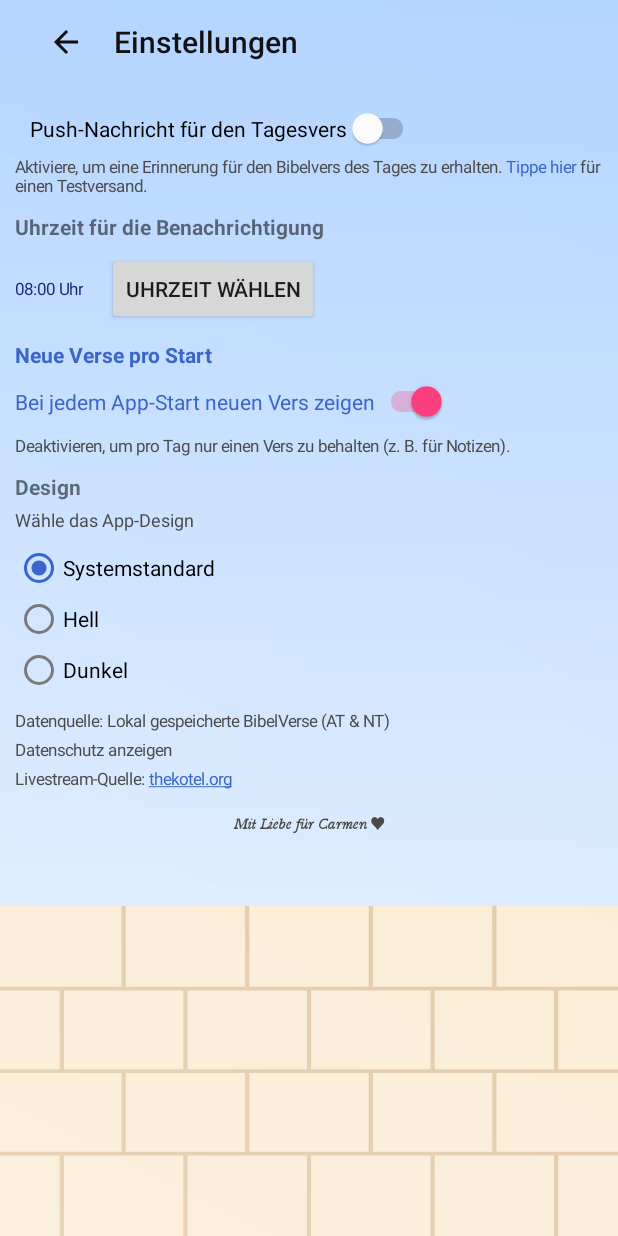
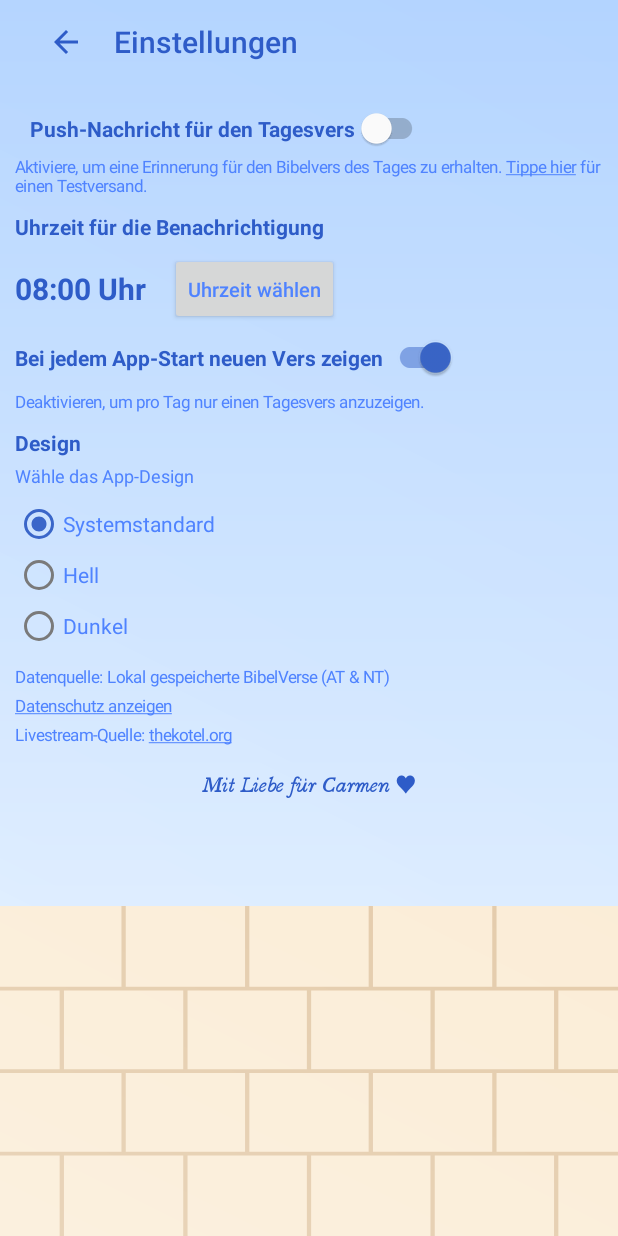
Before and after one commit to henosch/BibelVersApp, an Android app: the SettingsActivity screen opened directly, with no data from a screen before it, on a phone screen of 412 x 824 dp. Run offline under Robolectric (Android 15) with nearby library versions, the phone set to English and light mode, and no system bars.

Commit message:
Einstellungenfarben aktualisieren

```diff
--- a/app/src/main/java/de/henosch/bibelvers/SettingsActivity.kt
+++ b/app/src/main/java/de/henosch/bibelvers/SettingsActivity.kt
@@ -13,6 +13,7 @@ import android.text.method.LinkMovementMethod
 import android.text.style.ClickableSpan
 import android.widget.CompoundButton
 import android.widget.Toast
+import android.graphics.Paint
 import android.graphics.Typeface
 import android.text.TextPaint
 import android.util.TypedValue
@@ -72,7 +73,7 @@ class SettingsActivity : BaseActivity() {
             setDisplayHomeAsUpEnabled(true)
             title = getString(R.string.settings_title)
         }
-        toolbar.navigationIcon?.setTint(ContextCompat.getColor(this, R.color.action_bar_text_color))
+        toolbar.navigationIcon?.setTint(ContextCompat.getColor(this, R.color.verse_reference_color))
         toolbar.setNavigationOnClickListener { finish() }
 
         val initialToolbarPaddingTop = toolbar.paddingTop
@@ -153,8 +154,8 @@ class SettingsActivity : BaseActivity() {
 
                 override fun updateDrawState(ds: TextPaint) {
                     super.updateDrawState(ds)
-                    ds.isUnderlineText = false
-                    ds.color = ContextCompat.getColor(this@SettingsActivity, R.color.settings_source_text_color)
+                    ds.isUnderlineText = true
+                    ds.color = ContextCompat.getColor(this@SettingsActivity, R.color.verse_text_color)
                 }
             }
             hintSpannable.setSpan(clickSpan, clickStart, clickStart + clickTarget.length, Spanned.SPAN_EXCLUSIVE_EXCLUSIVE)
@@ -177,6 +178,7 @@ class SettingsActivity : BaseActivity() {
                 getString(R.string.settings_more_info),
                 HtmlCompat.FROM_HTML_MODE_LEGACY
             )
+            paintFlags = paintFlags or Paint.UNDERLINE_TEXT_FLAG
             setOnClickListener {
                 startActivity(Intent(this@SettingsActivity, DatenschutzActivity::class.java))
             }
@@ -297,7 +299,6 @@ class SettingsActivity : BaseActivity() {
 
         recordDefaultTopMargin(binding.pushSwitch)
         recordDefaultTopMargin(binding.timeLabel)
-        recordDefaultTopMargin(binding.randomVerseTitle)
         recordDefaultTopMargin(binding.randomVerseSwitch)
         recordDefaultTopMargin(binding.randomVerseHint)
         recordDefaultTopMargin(binding.themeLabel)
@@ -335,7 +336,6 @@ class SettingsActivity : BaseActivity() {
 
             setTopMargin(binding.pushSwitch, R.dimen.settings_compact_push_top_margin)
             setTopMargin(binding.timeLabel, R.dimen.settings_compact_section_spacing)
-            setTopMargin(binding.randomVerseTitle, R.dimen.settings_compact_section_spacing)
             setTopMargin(binding.randomVerseSwitch, R.dimen.settings_compact_random_spacing)
             setTopMargin(binding.randomVerseHint, R.dimen.settings_compact_random_spacing)
             setTopMargin(binding.themeLabel, R.dimen.settings_compact_theme_spacing)
@@ -369,7 +369,6 @@ class SettingsActivity : BaseActivity() {
 
         restoreTopMargin(binding.pushSwitch)
         restoreTopMargin(binding.timeLabel)
-        restoreTopMargin(binding.randomVerseTitle)
         restoreTopMargin(binding.randomVerseSwitch)
         restoreTopMargin(binding.randomVerseHint)
         restoreTopMargin(binding.themeLabel)
@@ -390,7 +389,6 @@ class SettingsActivity : BaseActivity() {
         )
         setTextSize(binding.pushSwitch, titleSizePx)
         setTextSize(binding.timeLabel, titleSizePx)
-        setTextSize(binding.randomVerseTitle, titleSizePx)
         setTextSize(binding.randomVerseSwitch, titleSizePx)
         setTextSize(binding.themeLabel, titleSizePx)
         setTextSize(binding.pushHintTextView, bodySizePx)
@@ -398,7 +396,8 @@ class SettingsActivity : BaseActivity() {
         setTextSize(binding.dataSourceTextView, bodySizePx)
         setTextSize(binding.projectInfoTextView, bodySizePx)
         setTextSize(binding.streamSourceTextView, bodySizePx)
-        setTextSize(binding.timeValue, bodySizePx)
+        val timeValueSizePx = resources.getDimension(R.dimen.settings_time_value_text_size)
+        setTextSize(binding.timeValue, timeValueSizePx)
     }
 
     private fun setTextSize(view: TextView, sizePx: Float) {
--- a/app/src/main/res/layout/activity_settings.xml
+++ b/app/src/main/res/layout/activity_settings.xml
@@ -19,7 +19,7 @@
         android:theme="@style/ThemeOverlay.AppCompat.Dark.ActionBar"
         app:navigationIcon="?attr/homeAsUpIndicator"
         app:title="@string/settings_title"
-        app:titleTextColor="@color/action_bar_text_color"/>
+        app:titleTextColor="@color/verse_reference_color"/>
 
     <ScrollView
         android:id="@+id/settingsScrollView"
@@ -44,6 +44,8 @@
                 android:layout_marginStart="10dp"
                 android:layout_marginTop="4dp"
                 android:text="@string/settings_push_label"
+                android:textColor="@color/verse_reference_color"
+                android:textStyle="bold"
                 app:thumbTint="@color/switch_thumb_blue"
                 app:trackTint="@color/switch_track_blue"/>
 
@@ -53,8 +55,9 @@
                 android:layout_height="wrap_content"
                 android:layout_marginTop="4dp"
                 android:text="@string/settings_push_hint"
-                android:textColor="@color/settings_hint_text_color"
-                android:textSize="12sp"/>
+                android:textColor="@color/verse_text_color"
+                android:textColorLink="@color/verse_text_color"
+                android:textSize="@dimen/settings_body_text_size_regular"/>
 
             <TextView
                 android:id="@+id/timeLabel"
@@ -62,6 +65,7 @@
                 android:layout_height="wrap_content"
                 android:layout_marginTop="16dp"
                 android:text="@string/settings_push_time_label"
+                android:textColor="@color/verse_reference_color"
                 android:textStyle="bold"/>
 
             <LinearLayout
@@ -76,35 +80,33 @@
                     android:layout_width="wrap_content"
                     android:layout_height="wrap_content"
                     android:layout_marginEnd="16dp"
-                    android:textColor="@color/time_value_color"
-                    android:textSize="14sp"
+                    android:textColor="@color/verse_reference_color"
+                    android:textSize="@dimen/settings_time_value_text_size"
+                    android:textStyle="bold"
                     tools:text="08:00 Uhr"/>
 
                 <Button
                     android:id="@+id/timeButton"
                     android:layout_width="wrap_content"
                     android:layout_height="wrap_content"
-                    android:text="@string/settings_push_time_button"/>
+                    android:text="@string/settings_push_time_button"
+                    android:textAllCaps="false"
+                    android:textSize="@dimen/settings_body_text_size_regular"
+                    android:textColor="@color/verse_text_color"/>
 
             </LinearLayout>
-
-            <TextView
-                android:id="@+id/randomVerseTitle"
-                android:layout_width="wrap_content"
-                android:layout_height="wrap_content"
-                android:layout_marginTop="28dp"
-                android:text="@string/settings_random_verse_title"
-                android:textColor="@color/settings_source_text_color"
-                android:textSize="18sp"
-                android:textStyle="bold"/>
 
             <androidx.appcompat.widget.SwitchCompat
                 android:id="@+id/randomVerseSwitch"
                 android:layout_width="wrap_content"
                 android:layout_height="wrap_content"
-                android:layout_marginTop="12dp"
+                android:layout_marginTop="20dp"
                 android:text="@string/settings_random_verse_label"
-                android:textColor="@color/settings_source_text_color"/>
+                android:textColor="@color/verse_reference_color"
+                android:textSize="16sp"
+                android:textStyle="bold"
+                app:thumbTint="@color/switch_thumb_blue"
+                app:trackTint="@color/switch_track_blue"/>
 
             <TextView
                 android:id="@+id/randomVerseHint"
@@ -112,8 +114,8 @@
                 android:layout_height="wrap_content"
                 android:layout_marginTop="4dp"
                 android:text="@string/settings_random_verse_hint"
-                android:textColor="@color/settings_hint_text_color"
-                android:textSize="12sp"/>
+                android:textColor="@color/verse_text_color"
+                android:textSize="@dimen/settings_body_text_size_regular"/>
 
             <TextView
                 android:id="@+id/themeLabel"
@@ -121,6 +123,7 @@
                 android:layout_height="wrap_content"
                 android:layout_marginTop="28dp"
                 android:text="@string/settings_theme_label"
+                android:textColor="@color/verse_reference_color"
                 android:textStyle="bold"/>
 
             <TextView
@@ -128,7 +131,7 @@
                 android:layout_height="wrap_content"
                 android:layout_marginTop="4dp"
                 android:text="@string/settings_theme_hint"
-                android:textColor="@color/settings_hint_text_color"
+                android:textColor="@color/verse_text_color"
                 android:textSize="12sp"/>
 
             <RadioGroup
@@ -142,6 +145,7 @@
                     android:layout_width="wrap_content"
                     android:layout_height="wrap_content"
                     android:text="@string/settings_theme_system"
+                    android:textColor="@color/verse_text_color"
                     app:buttonTint="@color/radio_tint_blue"/>
 
                 <RadioButton
@@ -150,6 +154,7 @@
                     android:layout_height="wrap_content"
                     android:layout_marginTop="4dp"
                     android:text="@string/settings_theme_light"
+                    android:textColor="@color/verse_text_color"
                     app:buttonTint="@color/radio_tint_blue"/>
 
                 <RadioButton
@@ -158,6 +163,7 @@
                     android:layout_height="wrap_content"
                     android:layout_marginTop="4dp"
                     android:text="@string/settings_theme_dark"
+                    android:textColor="@color/verse_text_color"
                     app:buttonTint="@color/radio_tint_blue"/>
 
             </RadioGroup>
@@ -168,9 +174,9 @@
                 android:layout_height="wrap_content"
                 android:layout_marginTop="16dp"
                 android:text="@string/settings_data_source"
-                android:textColor="@color/settings_hint_text_color"
-                android:textColorLink="@color/settings_source_text_color"
-                android:textSize="12sp"
+                android:textColor="@color/verse_text_color"
+                android:textColorLink="@color/verse_text_color"
+                android:textSize="@dimen/settings_body_text_size_regular"
                 android:linksClickable="true"/>
 
             <TextView
@@ -179,9 +185,9 @@
                 android:layout_height="wrap_content"
                 android:layout_marginTop="8dp"
                 android:text="@string/settings_more_info"
-                android:textColor="@color/settings_hint_text_color"
-                android:textColorLink="@color/settings_source_text_color"
-                android:textSize="12sp"
+                android:textColor="@color/verse_text_color"
+                android:textColorLink="@color/verse_text_color"
+                android:textSize="@dimen/settings_body_text_size_regular"
                 android:linksClickable="true"/>
 
             <TextView
@@ -190,9 +196,9 @@
                 android:layout_height="wrap_content"
                 android:layout_marginTop="8dp"
                 android:text="@string/settings_stream_source"
-                android:textColor="@color/settings_hint_text_color"
-                android:textColorLink="@color/settings_source_text_color"
-                android:textSize="12sp"
+                android:textColor="@color/verse_text_color"
+                android:textColorLink="@color/verse_text_color"
+                android:textSize="@dimen/settings_body_text_size_regular"
                 android:linksClickable="true"/>
 
             <TextView
@@ -205,8 +211,8 @@
                 android:text="@string/settings_dedication"
                 android:textAlignment="center"
                 android:fontFamily="@font/basil"
-                android:textColor="@color/settings_hint_text_color"
-                android:textSize="12sp"
+                android:textColor="@color/verse_reference_color"
+                android:textSize="@dimen/dedication_text_size_large"
                 android:textStyle="bold"
                 app:fontFamily="@font/basil"/>
 
--- a/app/src/main/res/values-night/colors.xml
+++ b/app/src/main/res/values-night/colors.xml
@@ -7,10 +7,6 @@
     <color name="cross_fill">#f0e8d4</color>
     <color name="verse_reference_color">#d6c9ad</color>
     <color name="reference_shadow_color">#CC000000</color>
-    <color name="action_bar_text_color">#fff9e6</color>
     <color name="wall_status_bar_color">#1e2a47</color>
     <color name="wall_navigation_bar_color">#9d8569</color>
-    <color name="settings_source_text_color">#f0e8d4</color>
-    <color name="settings_hint_text_color">#f0e8d4</color>
-    <color name="time_value_color">@color/settings_source_text_color</color>
 </resources>
--- a/app/src/main/res/values/colors.xml
+++ b/app/src/main/res/values/colors.xml
@@ -10,10 +10,6 @@
     <color name="settings_icon_tint">#1a237e</color>
     <color name="settings_ripple_color">#22000000</color>
     <color name="cross_fill">#FFFFFFFF</color>
-    <color name="action_bar_text_color">#111111</color>
     <color name="wall_status_bar_color">#e6f2ff</color>
     <color name="wall_navigation_bar_color">#f6dfbb</color>
-    <color name="settings_source_text_color">#3a66c9</color>
-    <color name="settings_hint_text_color">#4a4a4a</color>
-    <color name="time_value_color">#1a237e</color>
 </resources>
--- a/app/src/main/res/values/dimens.xml
+++ b/app/src/main/res/values/dimens.xml
@@ -18,8 +18,9 @@
     <dimen name="main_reference_text_size">14sp</dimen>
     <dimen name="settings_title_text_size_regular">16sp</dimen>
     <dimen name="settings_title_text_size_compact">14sp</dimen>
-    <dimen name="settings_body_text_size_regular">12sp</dimen>
+    <dimen name="settings_body_text_size_regular">13sp</dimen>
     <dimen name="settings_body_text_size_compact">11sp</dimen>
-    <dimen name="dedication_text_size_large">12sp</dimen>
-    <dimen name="dedication_text_size_small">10sp</dimen>
+    <dimen name="settings_time_value_text_size">20sp</dimen>
+    <dimen name="dedication_text_size_large">16sp</dimen>
+    <dimen name="dedication_text_size_small">14sp</dimen>
 </resources>
--- a/app/src/main/res/values/strings.xml
+++ b/app/src/main/res/values/strings.xml
@@ -36,7 +36,6 @@
     <string name="settings_theme_system">Systemstandard</string>
     <string name="settings_theme_light">Hell</string>
     <string name="settings_theme_dark">Dunkel</string>
-    <string name="settings_random_verse_title">Neue Verse pro Start</string>
     <string name="settings_random_verse_label">Bei jedem App-Start neuen Vers zeigen</string>
-    <string name="settings_random_verse_hint">Deaktivieren, um pro Tag nur einen Vers zu behalten (z. B. für Notizen).</string>
+    <string name="settings_random_verse_hint">Deaktivieren, um pro Tag nur einen Tagesvers anzuzeigen.</string>
 </resources>
```
Also changed, not shown: 4 other files.
